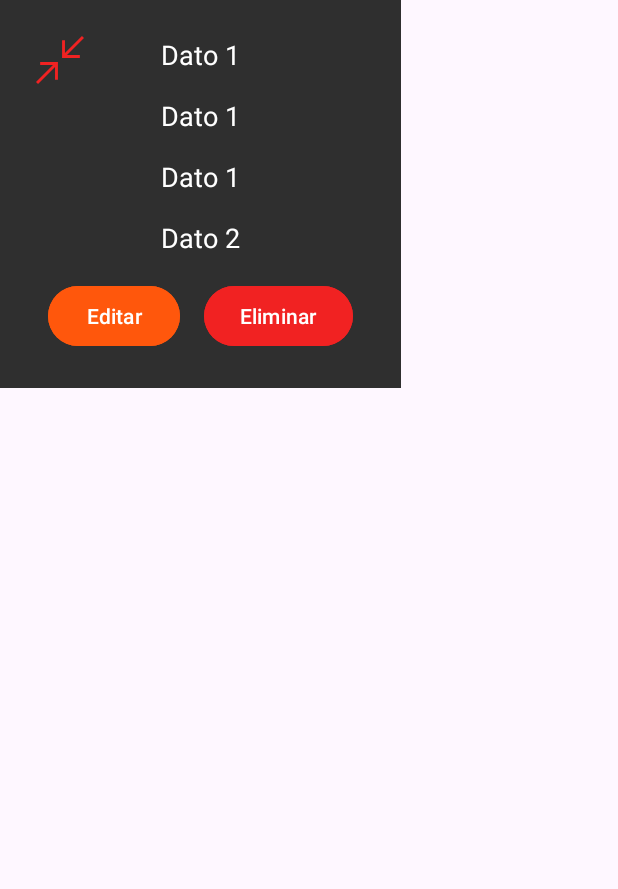
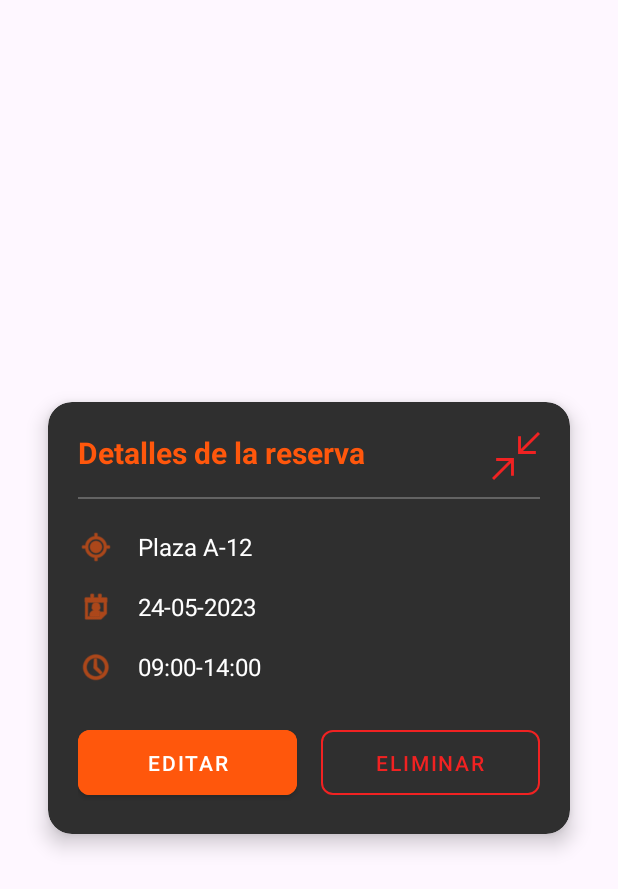
Before and after one commit to egoitz-ehu/ParkingELadron, an Android app: the layout dialog_reserva.xml on its own in the app's theme, with its tools: preview values and no code run, on a phone screen of 412 x 824 dp. Shown: the top 889 px of the screen. Run offline under Robolectric (Android 15) with nearby library versions, the phone set to English and light mode, and no system bars.

Commit message:
Refactor ReservaDialog layout and update strings for improved UI and localization

```diff
--- a/app/src/main/java/com/lksnext/ParkingELadron/view/dialog/ReservaDialog.java
+++ b/app/src/main/java/com/lksnext/ParkingELadron/view/dialog/ReservaDialog.java
@@ -2,10 +2,15 @@ package com.lksnext.ParkingELadron.view.dialog;
 
 import android.app.Dialog;
 import android.content.Context;
+import android.graphics.Color;
+import android.graphics.drawable.ColorDrawable;
 import android.os.Bundle;
 import android.util.TimeUtils;
+import android.view.WindowManager;
 
 import androidx.annotation.NonNull;
+
+import com.lksnext.ParkingELadron.R;
 import com.lksnext.ParkingELadron.databinding.DialogReservaBinding;
 import com.lksnext.ParkingELadron.domain.DateUtil;
 import com.lksnext.ParkingELadron.domain.Reserva;
@@ -34,9 +39,20 @@ public class ReservaDialog extends Dialog {
         super.onCreate(savedInstanceState);
         binding = DialogReservaBinding.inflate(getLayoutInflater());
         setContentView(binding.getRoot());
+
+        getWindow().setBackgroundDrawable(new ColorDrawable(Color.TRANSPARENT));
+
+        getWindow().setLayout(900, WindowManager.LayoutParams.WRAP_CONTENT);
+
         SimpleDateFormat format = new SimpleDateFormat("dd-MM-yyyy");
         binding.tvDia.setText(format.format(reserva.getFecha()));
-        binding.tvHoras.setText(DateUtil.isoToLocalHour(reserva.getHoraInicio())+"-"+DateUtil.isoToLocalHour(reserva.getHoraFin()));
+        binding.tvHoras.setText(DateUtil.isoToLocalHour(reserva.getHoraInicio())+" - "+DateUtil.isoToLocalHour(reserva.getHoraFin()));
+
+        if(reserva!=null) {
+            binding.tvSpot.setText(getContext().getString(R.string.plaza));
+        }
+
+
         binding.btnEdit.setOnClickListener(v->{
             listener.onEditReservation();
             dismiss();
--- a/app/src/main/res/layout/dialog_reserva.xml
+++ b/app/src/main/res/layout/dialog_reserva.xml
@@ -1,97 +1,168 @@
-<androidx.constraintlayout.widget.ConstraintLayout xmlns:android="http://schemas.android.com/apk/res/android"
+<?xml version="1.0" encoding="utf-8"?>
+<androidx.cardview.widget.CardView xmlns:android="http://schemas.android.com/apk/res/android"
+    xmlns:app="http://schemas.android.com/apk/res-auto"
     xmlns:tools="http://schemas.android.com/tools"
-    xmlns:app="http://schemas.android.com/apk/res-auto"
-    android:orientation="vertical"
-    android:padding="24dp"
-    android:background="@color/mainDark"
-    android:layout_width="wrap_content"
-    android:layout_height="wrap_content">
-
-    <TextView
-        android:id="@+id/tvParking"
-        tools:text="Dato 1"
-        android:textSize="18sp"
-        android:layout_marginBottom="8dp"
-        android:layout_width="wrap_content"
-        android:layout_height="wrap_content"
-        android:textColor="@color/white"
-        app:layout_constraintTop_toTopOf="parent"
-        app:layout_constraintStart_toStartOf="parent"
-        app:layout_constraintEnd_toEndOf="parent"/>
-
-    <TextView
-        android:id="@+id/tvSpot"
-        tools:text="Dato 1"
-        android:textSize="18sp"
-        android:layout_marginBottom="8dp"
-        android:layout_width="wrap_content"
-        android:layout_height="wrap_content"
-        android:textColor="@color/white"
-        app:layout_constraintTop_toBottomOf="@+id/tvParking"
-        app:layout_constraintStart_toStartOf="parent"
-        app:layout_constraintEnd_toEndOf="parent"
-        android:layout_marginTop="16dp"/>
-
-    <TextView
-        android:id="@+id/tvDia"
-        tools:text="Dato 1"
-        android:textSize="18sp"
-        android:layout_marginBottom="8dp"
-        android:layout_width="wrap_content"
-        android:layout_height="wrap_content"
-        android:textColor="@color/white"
-        app:layout_constraintTop_toBottomOf="@+id/tvSpot"
-        app:layout_constraintStart_toStartOf="parent"
-        app:layout_constraintEnd_toEndOf="parent"
-        android:layout_marginTop="16dp"/>
-
-    <TextView
-        android:id="@+id/tvHoras"
-        tools:text="Dato 2"
-        android:textSize="18sp"
-        android:layout_width="wrap_content"
-        android:layout_height="wrap_content"
-        android:textColor="@color/white"
-        app:layout_constraintTop_toBottomOf="@+id/tvDia"
-        app:layout_constraintStart_toStartOf="parent"
-        app:layout_constraintEnd_toEndOf="parent"
-        android:layout_marginTop="16dp"/>
-
-    <Button
-        android:id="@+id/btnEdit"
-        android:text="@string/dialog_reserva"
-        android:layout_marginTop="16dp"
     android:layout_width="match_parent"
     android:layout_height="wrap_content"
-        app:layout_constraintTop_toBottomOf="@+id/tvHoras"
-        app:layout_constraintStart_toStartOf="parent"
-        app:layout_constraintEnd_toStartOf="@+id/btnDelete"
-        app:layout_constraintBottom_toBottomOf="parent"
-        android:backgroundTint="@color/mainOrange"
-        android:layout_marginHorizontal="8dp"
-        android:textColor="@color/white"/>
-    <Button
-        android:id="@+id/btnDelete"
-        android:text="@string/dialog_eliminar"
-        android:layout_marginTop="16dp"
+    android:layout_gravity="center"
+    app:cardCornerRadius="16dp"
+    app:cardElevation="8dp"
+    android:layout_marginHorizontal="32dp"
+    app:cardBackgroundColor="@color/mainDark">
+
+    <androidx.constraintlayout.widget.ConstraintLayout
         android:layout_width="match_parent"
         android:layout_height="wrap_content"
-        app:layout_constraintTop_toBottomOf="@+id/tvHoras"
-        app:layout_constraintStart_toEndOf="@+id/btnEdit"
-        app:layout_constraintEnd_toEndOf="parent"
-        app:layout_constraintBottom_toBottomOf="parent"
-        android:backgroundTint="@color/eliminarReserva"
-        android:layout_marginHorizontal="8dp"
-        android:textColor="@color/white"/>
+        android:padding="20dp">
 
         <ImageButton
             android:id="@+id/exit"
             android:layout_width="32dp"
             android:layout_height="32dp"
-        android:background="@android:color/transparent"
+            android:background="?attr/selectableItemBackgroundBorderless"
             android:src="@drawable/close_dialog"
-        app:layout_constraintStart_toStartOf="parent"
+            app:layout_constraintEnd_toEndOf="parent"
             app:layout_constraintTop_toTopOf="parent"
             app:tint="@color/eliminarReserva" />
 
+        <TextView
+            android:id="@+id/title"
+            android:layout_width="0dp"
+            android:layout_height="wrap_content"
+            android:text="Detalles de la reserva"
+            android:textColor="@color/mainOrange"
+            android:textSize="20sp"
+            android:textStyle="bold"
+            app:layout_constraintEnd_toStartOf="@+id/exit"
+            app:layout_constraintStart_toStartOf="parent"
+            app:layout_constraintTop_toTopOf="parent" />
+
+        <View
+            android:id="@+id/divider"
+            android:layout_width="0dp"
+            android:layout_height="1dp"
+            android:layout_marginTop="16dp"
+            android:background="#40FFFFFF"
+            app:layout_constraintEnd_toEndOf="parent"
+            app:layout_constraintStart_toStartOf="parent"
+            app:layout_constraintTop_toBottomOf="@+id/title" />
+
+        <LinearLayout
+            android:id="@+id/infoContainer"
+            android:layout_width="match_parent"
+            android:layout_height="wrap_content"
+            android:layout_marginTop="20dp"
+            android:orientation="vertical"
+            app:layout_constraintEnd_toEndOf="parent"
+            app:layout_constraintStart_toStartOf="parent"
+            app:layout_constraintTop_toBottomOf="@+id/divider">
+
+
+            <LinearLayout
+                android:layout_width="match_parent"
+                android:layout_height="wrap_content"
+                android:layout_marginBottom="16dp"
+                android:orientation="horizontal">
+
+                <ImageView
+                    android:layout_width="24dp"
+                    android:layout_height="24dp"
+                    android:layout_gravity="center_vertical"
+                    android:src="@android:drawable/ic_menu_mylocation"
+                    app:tint="@color/mainOrange" />
+
+                <TextView
+                    android:id="@+id/tvSpot"
+                    android:layout_width="match_parent"
+                    android:layout_height="wrap_content"
+                    android:layout_gravity="center_vertical"
+                    android:layout_marginStart="16dp"
+                    android:textColor="@color/white"
+                    android:textSize="16sp"
+                    tools:text="Plaza A-12" />
+            </LinearLayout>
+
+            <LinearLayout
+                android:layout_width="match_parent"
+                android:layout_height="wrap_content"
+                android:layout_marginBottom="16dp"
+                android:orientation="horizontal">
+
+                <ImageView
+                    android:layout_width="24dp"
+                    android:layout_height="24dp"
+                    android:layout_gravity="center_vertical"
+                    android:src="@android:drawable/ic_menu_my_calendar"
+                    app:tint="@color/mainOrange" />
+
+                <TextView
+                    android:id="@+id/tvDia"
+                    android:layout_width="match_parent"
+                    android:layout_height="wrap_content"
+                    android:layout_gravity="center_vertical"
+                    android:layout_marginStart="16dp"
+                    android:textColor="@color/white"
+                    android:textSize="16sp"
+                    tools:text="24-05-2023" />
+            </LinearLayout>
+
+            <LinearLayout
+                android:layout_width="match_parent"
+                android:layout_height="wrap_content"
+                android:orientation="horizontal">
+
+                <ImageView
+                    android:layout_width="24dp"
+                    android:layout_height="24dp"
+                    android:layout_gravity="center_vertical"
+                    android:src="@android:drawable/ic_menu_recent_history"
+                    app:tint="@color/mainOrange" />
+
+                <TextView
+                    android:id="@+id/tvHoras"
+                    android:layout_width="match_parent"
+                    android:layout_height="wrap_content"
+                    android:layout_gravity="center_vertical"
+                    android:layout_marginStart="16dp"
+                    android:textColor="@color/white"
+                    android:textSize="16sp"
+                    tools:text="09:00-14:00" />
+            </LinearLayout>
+        </LinearLayout>
+
+        <com.google.android.material.button.MaterialButton
+            android:id="@+id/btnEdit"
+            style="@style/Widget.MaterialComponents.Button"
+            android:layout_width="0dp"
+            android:layout_height="wrap_content"
+            android:layout_marginTop="24dp"
+            android:layout_marginEnd="8dp"
+            android:backgroundTint="@color/mainOrange"
+            android:paddingVertical="12dp"
+            android:text="@string/dialog_reserva"
+            android:textColor="@color/white"
+            app:cornerRadius="8dp"
+            app:layout_constraintEnd_toStartOf="@+id/btnDelete"
+            app:layout_constraintHorizontal_chainStyle="spread"
+            app:layout_constraintStart_toStartOf="parent"
+            app:layout_constraintTop_toBottomOf="@+id/infoContainer" />
+
+        <com.google.android.material.button.MaterialButton
+            android:id="@+id/btnDelete"
+            style="@style/Widget.MaterialComponents.Button.OutlinedButton"
+            android:layout_width="0dp"
+            android:layout_height="wrap_content"
+            android:layout_marginStart="8dp"
+            android:layout_marginTop="24dp"
+            android:paddingVertical="12dp"
+            android:text="@string/dialog_eliminar"
+            android:textColor="@color/eliminarReserva"
+            app:cornerRadius="8dp"
+            app:layout_constraintEnd_toEndOf="parent"
+            app:layout_constraintStart_toEndOf="@+id/btnEdit"
+            app:layout_constraintTop_toBottomOf="@+id/infoContainer"
+            app:strokeColor="@color/eliminarReserva"
+            app:strokeWidth="1dp" />
+
     </androidx.constraintlayout.widget.ConstraintLayout>
+</androidx.cardview.widget.CardView>
--- a/app/src/main/res/values/strings.xml
+++ b/app/src/main/res/values/strings.xml
@@ -96,5 +96,8 @@
 
     <string name="perfil_change_password">Cambiar contraseña</string>
     <string name="perfil_change_password_message">Se ha enviado un mensaje al correo electronico para cambiar la contraseña</string>
+
     <string name="ok">Aceptar</string>
+
+    <string name="plaza">Plaza</string>
 </resources>
```
Also changed, not shown: 3 other files. Lines whose indentation alone changed are shown as unchanged.
